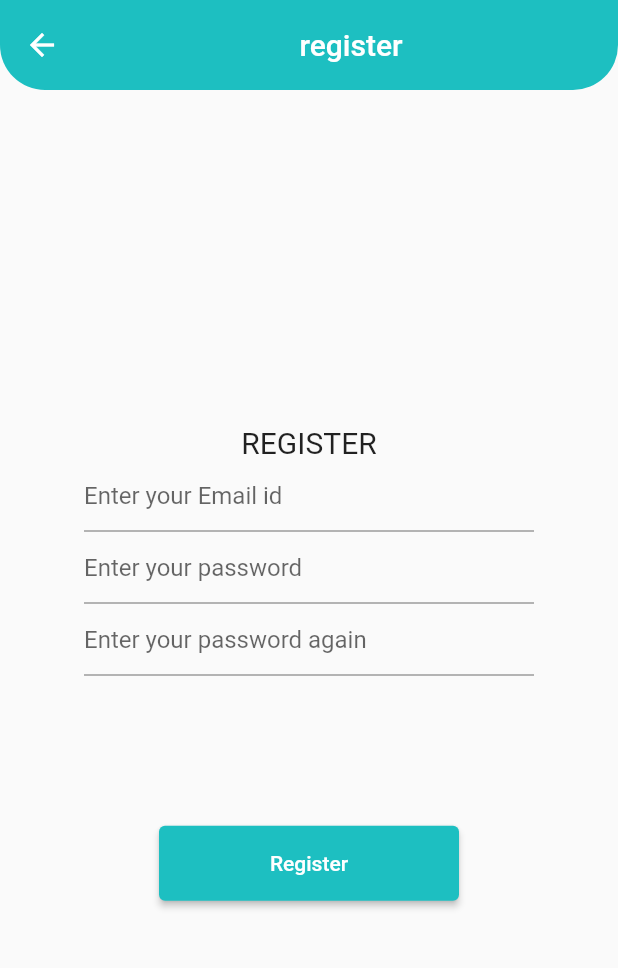
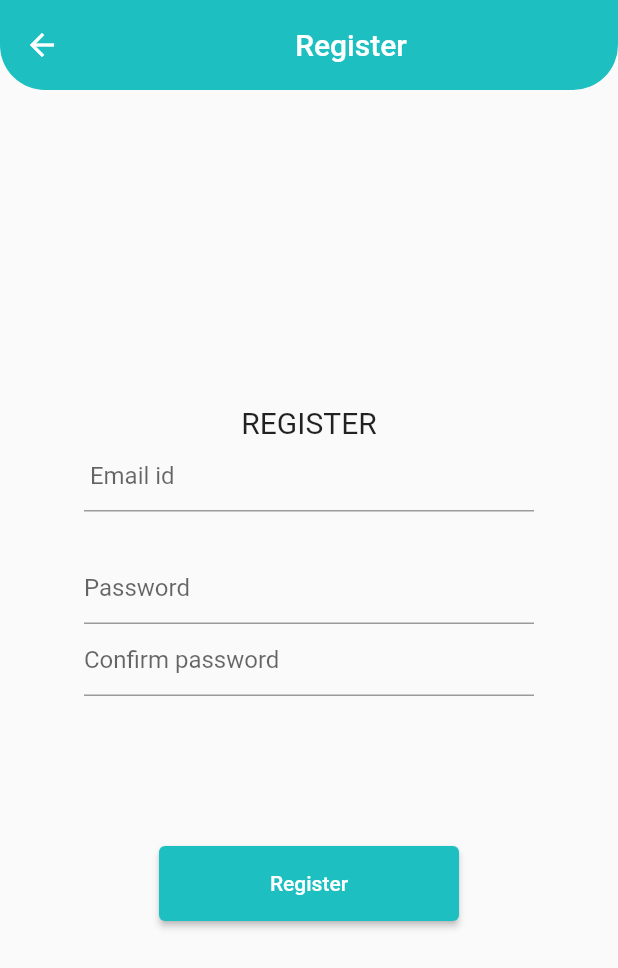
Before and after one commit to hsv123456789/phci_app, a Flutter app: the MyRegister screen opened by its route, on a phone screen of 412 x 824 dp. Shown: the top 968 px of the screen. Run offline on Flutter 3.47's test engine with Material 2 defaults, Android fonts, the phone set to English and light mode, and no system bars.

Commit message:
Made minor changes

```diff
--- a/lib/page/register.dart
+++ b/lib/page/register.dart
@@ -18,7 +18,9 @@ class MyRegister extends StatelessWidget {
           ),
         ),
         title: const Center(
-          child: Text("register"),
+          child: Center(
+            child: Text('Register'),
+          ),
         ),
       ),
       body: Center(
@@ -30,21 +32,21 @@ class MyRegister extends StatelessWidget {
             ),
             const SizedBox(
               width: 300,
+              height: 75,
               child: TextField(
-                decoration: InputDecoration(hintText: 'Enter your Email id'),
+                decoration: InputDecoration(hintText: ' Email id'),
               ),
             ),
             const SizedBox(
               width: 300,
               child: TextField(
-                decoration: InputDecoration(hintText: 'Enter your password'),
+                decoration: InputDecoration(hintText: 'Password'),
               ),
             ),
             const SizedBox(
               width: 300,
               child: TextField(
-                decoration:
-                    InputDecoration(hintText: 'Enter your password again'),
+                decoration: InputDecoration(hintText: 'Confirm password'),
               ),
             ),
             const SizedBox(
```
